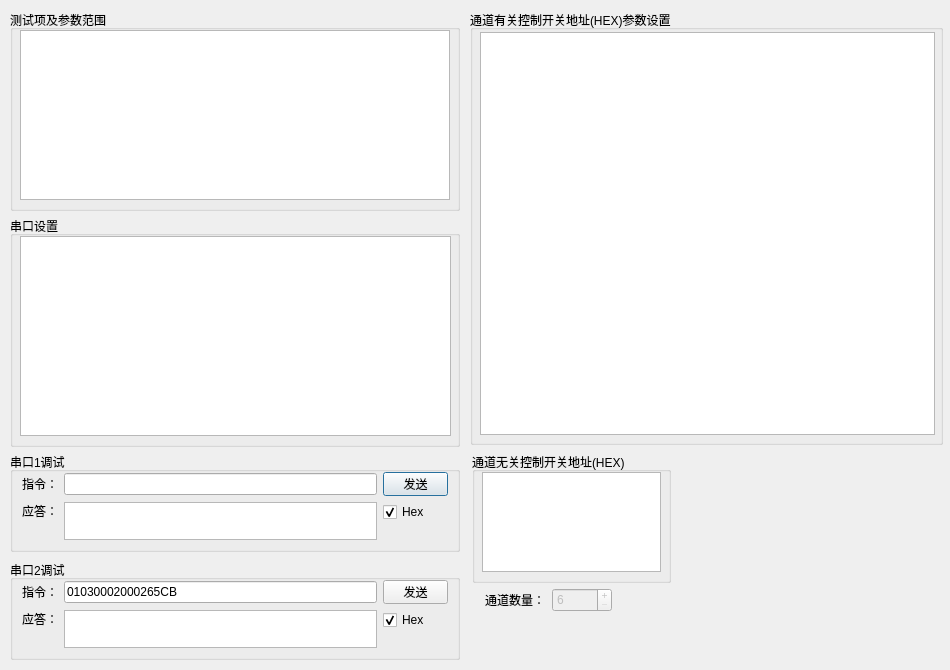
Before: the Qt Designer form DialogConfig.ui in wlffeng2008/PX-ZBV100, drawn with Qt 5.
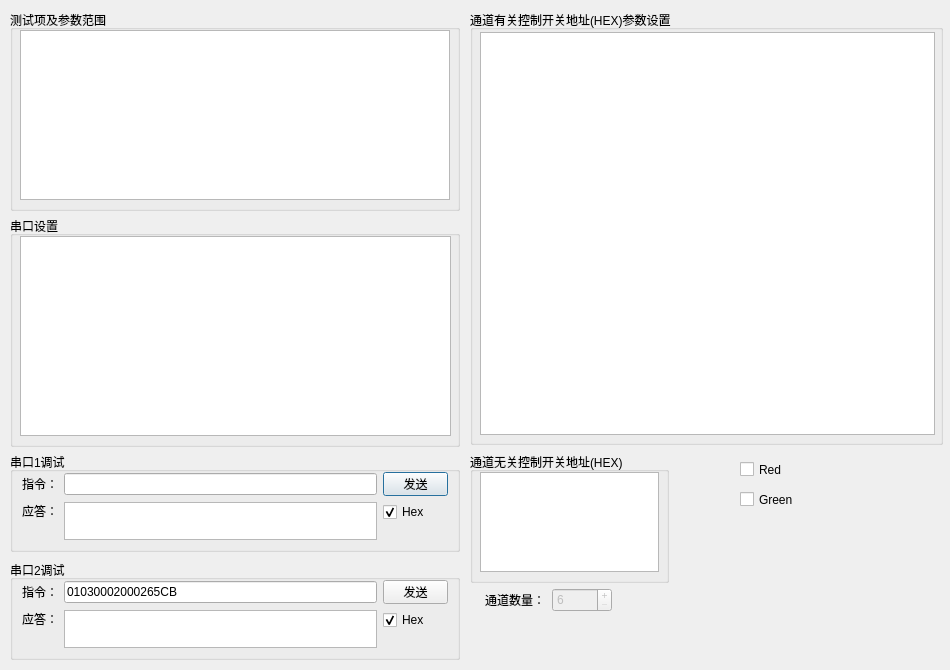
After: the same form once the commit is applied.

The edit to the form file:
```diff
--- a/DialogConfig.ui
+++ b/DialogConfig.ui
@@ -305,7 +305,7 @@
   <widget class="QGroupBox" name="groupBoxGSwitch">
    <property name="geometry">
     <rect>
-     <x>472</x>
+     <x>470</x>
      <y>452</y>
      <width>199</width>
      <height>131</height>
@@ -384,6 +384,32 @@
     <set>Qt::AlignmentFlag::AlignRight|Qt::AlignmentFlag::AlignTrailing|Qt::AlignmentFlag::AlignVCenter</set>
    </property>
   </widget>
+  <widget class="QCheckBox" name="checkBoxRed">
+   <property name="geometry">
+    <rect>
+     <x>740</x>
+     <y>460</y>
+     <width>80</width>
+     <height>19</height>
+    </rect>
+   </property>
+   <property name="text">
+    <string>Red</string>
+   </property>
+  </widget>
+  <widget class="QCheckBox" name="checkBoxGreen">
+   <property name="geometry">
+    <rect>
+     <x>740</x>
+     <y>490</y>
+     <width>80</width>
+     <height>19</height>
+    </rect>
+   </property>
+   <property name="text">
+    <string>Green</string>
+   </property>
+  </widget>
  </widget>
  <resources/>
  <connections/>
```
